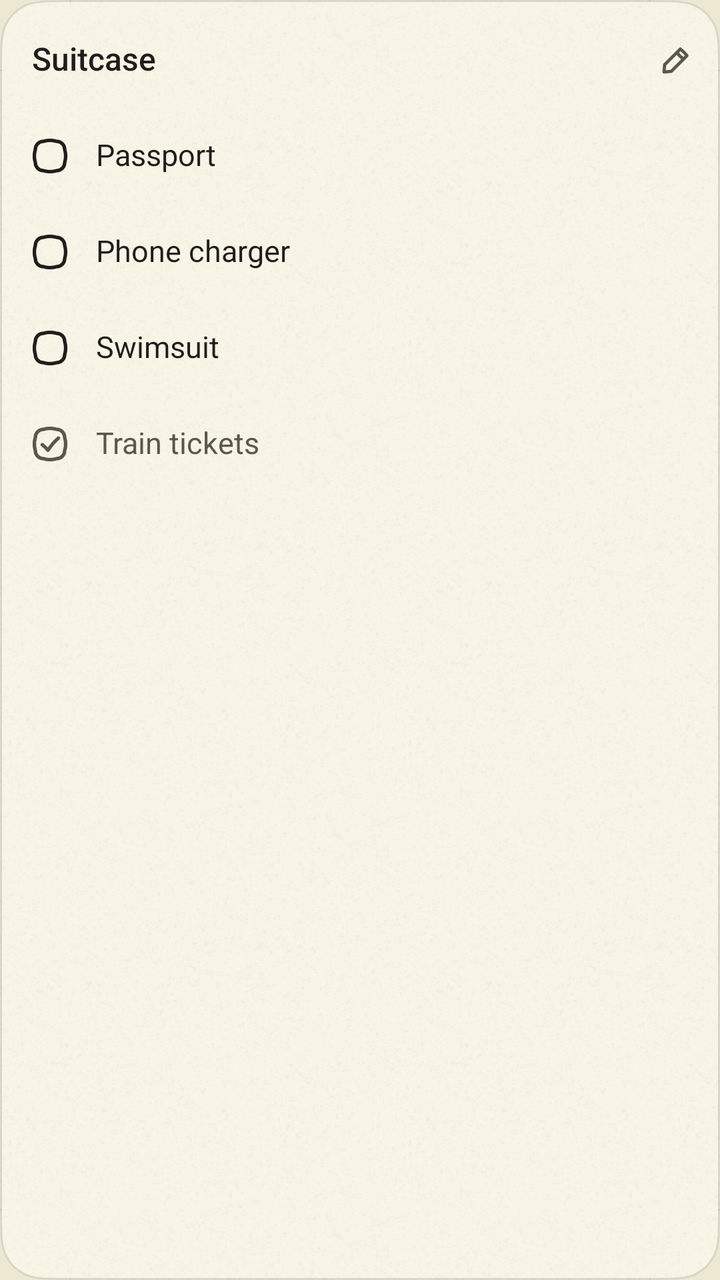
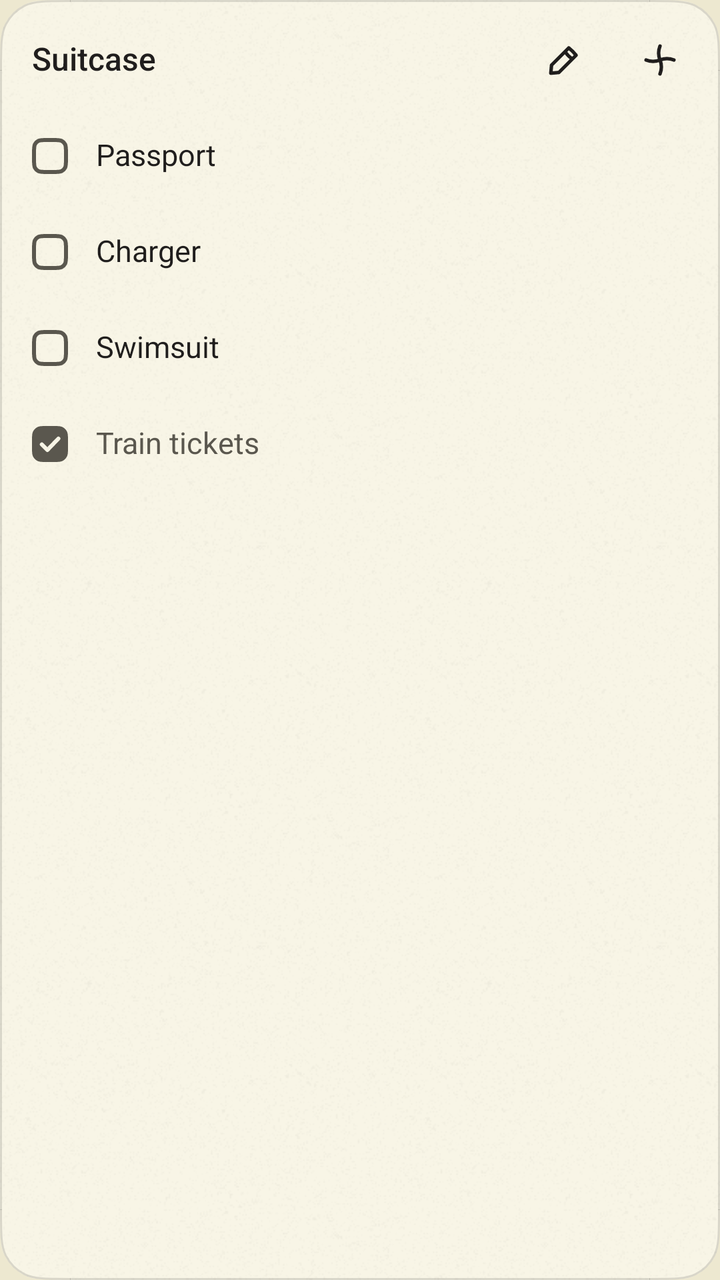

Two renders of the same Android screen: before a commit and after it. Below are the layout's source before the change and the commit's diff.
<!-- AndroidManifest.xml: application theme AppTheme -->
<!-- res/layout/widget_note_preview.xml -->
<?xml version="1.0" encoding="utf-8"?>
<FrameLayout xmlns:android="http://schemas.android.com/apk/res/android" android:id="@android:id/background" android:clipToOutline="true" android:outlineProvider="bounds" android:layout_width="match_parent" android:layout_height="match_parent" android:background="@drawable/wgen_panel_paper" android:foreground="@drawable/wgen_panel_edge">
    <FrameLayout android:layout_width="match_parent" android:layout_height="match_parent" android:background="@drawable/wgen_grain_panel" />
    <LinearLayout android:layout_width="match_parent" android:layout_height="match_parent" android:orientation="vertical">
        <LinearLayout android:layout_width="match_parent" android:layout_height="wrap_content" android:gravity="center_vertical" android:minHeight="54dp" android:orientation="horizontal" android:paddingStart="16dp" android:paddingTop="6dp" android:paddingEnd="12dp">
            <TextView style="@style/WidgetText.Title" android:layout_width="0dp" android:layout_height="wrap_content" android:layout_weight="1" android:text="@string/widget_preview_suitcase" />
            <ImageView android:layout_width="20dp" android:layout_height="20dp" android:src="@drawable/wgen_g_edit_ink_muted" />
        </LinearLayout>
        <LinearLayout android:layout_width="match_parent" android:layout_height="wrap_content" android:layout_marginStart="6dp" android:layout_marginEnd="6dp" android:gravity="center_vertical" android:minHeight="48dp" android:orientation="horizontal" android:paddingStart="8dp" android:paddingEnd="10dp">
            <ImageView android:layout_width="22dp" android:layout_height="22dp" android:src="@drawable/wgen_g_box" />
            <TextView style="@style/WidgetText.Body" android:layout_width="0dp" android:layout_height="wrap_content" android:layout_marginStart="12dp" android:layout_weight="1" android:maxLines="1" android:text="@string/widget_preview_passport" />
        </LinearLayout>
        <LinearLayout android:layout_width="match_parent" android:layout_height="wrap_content" android:layout_marginStart="6dp" android:layout_marginEnd="6dp" android:gravity="center_vertical" android:minHeight="48dp" android:orientation="horizontal" android:paddingStart="8dp" android:paddingEnd="10dp">
            <ImageView android:layout_width="22dp" android:layout_height="22dp" android:src="@drawable/wgen_g_box" />
            <TextView style="@style/WidgetText.Body" android:layout_width="0dp" android:layout_height="wrap_content" android:layout_marginStart="12dp" android:layout_weight="1" android:maxLines="1" android:text="@string/widget_preview_charger" />
        </LinearLayout>
        <LinearLayout android:layout_width="match_parent" android:layout_height="wrap_content" android:layout_marginStart="6dp" android:layout_marginEnd="6dp" android:gravity="center_vertical" android:minHeight="48dp" android:orientation="horizontal" android:paddingStart="8dp" android:paddingEnd="10dp">
            <ImageView android:layout_width="22dp" android:layout_height="22dp" android:src="@drawable/wgen_g_box" />
            <TextView style="@style/WidgetText.Body" android:layout_width="0dp" android:layout_height="wrap_content" android:layout_marginStart="12dp" android:layout_weight="1" android:maxLines="1" android:text="@string/widget_preview_swimsuit" />
        </LinearLayout>
        <LinearLayout android:layout_width="match_parent" android:layout_height="wrap_content" android:layout_marginStart="6dp" android:layout_marginEnd="6dp" android:gravity="center_vertical" android:minHeight="48dp" android:orientation="horizontal" android:paddingStart="8dp" android:paddingEnd="10dp">
            <ImageView android:layout_width="22dp" android:layout_height="22dp" android:src="@drawable/wgen_g_box_checked_ink_muted" />
            <TextView style="@style/WidgetText.Body" android:layout_width="0dp" android:layout_height="wrap_content" android:layout_marginStart="12dp" android:layout_weight="1" android:maxLines="1" android:text="@string/widget_preview_tickets" android:textColor="@color/wgen_ink_muted" />
        </LinearLayout>
    </LinearLayout>
</FrameLayout>
<!-- resources referenced by this layout -->
<resources>
  <color name="wgen_ink_muted">#FF5A574E</color>
  <!-- drawable wgen_g_box (drawable) -->
  <?xml version="1.0" encoding="utf-8"?>
  <vector xmlns:android="http://schemas.android.com/apk/res/android" android:width="24dp" android:height="24dp" android:viewportWidth="24" android:viewportHeight="24">
    <path android:pathData="M8.4 4C10.8 3.27 13.2 3.27 15.6 4C18.03 4 20 5.97 20 8.4C20.73 10.8 20.73 13.2 20 15.6C20 18.03 18.03 20 15.6 20C13.2 20.73 10.8 20.73 8.4 20C5.97 20 4 18.03 4 15.6C3.27 13.2 3.27 10.8 4 8.4C4 5.97 5.97 4 8.4 4Z" android:fillColor="#00000000" android:strokeColor="@color/wgen_ink" android:strokeWidth="1.9" android:strokeLineCap="round" android:strokeLineJoin="round"/>
  </vector>
  <!-- drawable wgen_g_box_checked_ink_muted (drawable) -->
  <?xml version="1.0" encoding="utf-8"?>
  <vector xmlns:android="http://schemas.android.com/apk/res/android" android:width="24dp" android:height="24dp" android:viewportWidth="24" android:viewportHeight="24">
    <path android:pathData="M8.4 4C10.8 3.27 13.2 3.27 15.6 4C18.03 4 20 5.97 20 8.4C20.73 10.8 20.73 13.2 20 15.6C20 18.03 18.03 20 15.6 20C13.2 20.73 10.8 20.73 8.4 20C5.97 20 4 18.03 4 15.6C3.27 13.2 3.27 10.8 4 8.4C4 5.97 5.97 4 8.4 4ZM7.8 12.4C9 13.3 10 14.3 10.9 15.4C12.6 12.8 14.4 10.6 16.6 8.8" android:fillColor="#00000000" android:strokeColor="@color/wgen_ink_muted" android:strokeWidth="1.9" android:strokeLineCap="round" android:strokeLineJoin="round"/>
  </vector>
  <!-- drawable wgen_g_edit_ink_muted (drawable) -->
  <?xml version="1.0" encoding="utf-8"?>
  <vector xmlns:android="http://schemas.android.com/apk/res/android" android:width="24dp" android:height="24dp" android:viewportWidth="24" android:viewportHeight="24">
    <path android:pathData="M14.6 5.4C16.1 6.6 17.4 7.9 18.6 9.4L9.2 18.8L4.8 19.2L5.2 14.8L14.6 5.4ZM12.6 7.4C13.6 9.06 14.94 10.4 16.6 11.4" android:fillColor="#00000000" android:strokeColor="@color/wgen_ink_muted" android:strokeWidth="1.9" android:strokeLineCap="round" android:strokeLineJoin="round"/>
  </vector>
  <string name="widget_preview_charger">Phone charger</string>
  <string name="widget_preview_passport">Passport</string>
  <string name="widget_preview_suitcase">Suitcase</string>
  <string name="widget_preview_swimsuit">Swimsuit</string>
  <string name="widget_preview_tickets">Train tickets</string>
  <style name="WidgetText.Body" />
  <style name="WidgetText.Title">
          <item name="android:fontFamily">sans-serif-medium</item>
          <item name="android:textSize">16sp</item>
          <item name="android:lineHeight">22sp</item>
      </style>
  <style name="AppTheme" parent="Theme.AppCompat.DayNight.NoActionBar">
          <item name="android:editTextBackground">@drawable/rn_edit_text_material</item>
          <item name="android:windowBackground">@color/window_ground</item>
      </style>
  <color name="wgen_ink">#FF201E1D</color>
  <color name="wgen_hairline">#24201E1D</color>
  <color name="wgen_paper">#FFF8F5E6</color>
  <color name="window_ground">#EDE8D0</color>
  <!-- unchanged entries left out for length: 12 -->
</resources>

<!-- the commit's change to res/layout/widget_note_preview.xml (unified diff, before → after) -->
@@ -2,24 +2,25 @@
 <FrameLayout xmlns:android="http://schemas.android.com/apk/res/android" android:id="@android:id/background" android:clipToOutline="true" android:outlineProvider="bounds" android:layout_width="match_parent" android:layout_height="match_parent" android:background="@drawable/wgen_panel_paper" android:foreground="@drawable/wgen_panel_edge">
     <FrameLayout android:layout_width="match_parent" android:layout_height="match_parent" android:background="@drawable/wgen_grain_panel" />
     <LinearLayout android:layout_width="match_parent" android:layout_height="match_parent" android:orientation="vertical">
-        <LinearLayout android:layout_width="match_parent" android:layout_height="wrap_content" android:gravity="center_vertical" android:minHeight="54dp" android:orientation="horizontal" android:paddingStart="16dp" android:paddingTop="6dp" android:paddingEnd="12dp">
+        <LinearLayout android:layout_width="match_parent" android:layout_height="wrap_content" android:gravity="center_vertical" android:minHeight="54dp" android:orientation="horizontal" android:paddingStart="16dp" android:paddingTop="6dp" android:paddingEnd="6dp">
             <TextView style="@style/WidgetText.Title" android:layout_width="0dp" android:layout_height="wrap_content" android:layout_weight="1" android:text="@string/widget_preview_suitcase" />
-            <ImageView android:layout_width="20dp" android:layout_height="20dp" android:src="@drawable/wgen_g_edit_ink_muted" />
+            <ImageView android:layout_width="48dp" android:layout_height="48dp" android:padding="13dp" android:scaleType="fitCenter" android:src="@drawable/wgen_g_edit" />
+            <ImageView android:layout_width="48dp" android:layout_height="48dp" android:padding="13dp" android:scaleType="fitCenter" android:src="@drawable/wgen_g_plus" />
         </LinearLayout>
         <LinearLayout android:layout_width="match_parent" android:layout_height="wrap_content" android:layout_marginStart="6dp" android:layout_marginEnd="6dp" android:gravity="center_vertical" android:minHeight="48dp" android:orientation="horizontal" android:paddingStart="8dp" android:paddingEnd="10dp">
-            <ImageView android:layout_width="22dp" android:layout_height="22dp" android:src="@drawable/wgen_g_box" />
+            <ImageView android:layout_width="22dp" android:layout_height="22dp" android:scaleType="center" android:src="@drawable/wgen_check_open" />
             <TextView style="@style/WidgetText.Body" android:layout_width="0dp" android:layout_height="wrap_content" android:layout_marginStart="12dp" android:layout_weight="1" android:maxLines="1" android:text="@string/widget_preview_passport" />
         </LinearLayout>
         <LinearLayout android:layout_width="match_parent" android:layout_height="wrap_content" android:layout_marginStart="6dp" android:layout_marginEnd="6dp" android:gravity="center_vertical" android:minHeight="48dp" android:orientation="horizontal" android:paddingStart="8dp" android:paddingEnd="10dp">
-            <ImageView android:layout_width="22dp" android:layout_height="22dp" android:src="@drawable/wgen_g_box" />
+            <ImageView android:layout_width="22dp" android:layout_height="22dp" android:scaleType="center" android:src="@drawable/wgen_check_open" />
             <TextView style="@style/WidgetText.Body" android:layout_width="0dp" android:layout_height="wrap_content" android:layout_marginStart="12dp" android:layout_weight="1" android:maxLines="1" android:text="@string/widget_preview_charger" />
         </LinearLayout>
         <LinearLayout android:layout_width="match_parent" android:layout_height="wrap_content" android:layout_marginStart="6dp" android:layout_marginEnd="6dp" android:gravity="center_vertical" android:minHeight="48dp" android:orientation="horizontal" android:paddingStart="8dp" android:paddingEnd="10dp">
-            <ImageView android:layout_width="22dp" android:layout_height="22dp" android:src="@drawable/wgen_g_box" />
+            <ImageView android:layout_width="22dp" android:layout_height="22dp" android:scaleType="center" android:src="@drawable/wgen_check_open" />
             <TextView style="@style/WidgetText.Body" android:layout_width="0dp" android:layout_height="wrap_content" android:layout_marginStart="12dp" android:layout_weight="1" android:maxLines="1" android:text="@string/widget_preview_swimsuit" />
         </LinearLayout>
         <LinearLayout android:layout_width="match_parent" android:layout_height="wrap_content" android:layout_marginStart="6dp" android:layout_marginEnd="6dp" android:gravity="center_vertical" android:minHeight="48dp" android:orientation="horizontal" android:paddingStart="8dp" android:paddingEnd="10dp">
-            <ImageView android:layout_width="22dp" android:layout_height="22dp" android:src="@drawable/wgen_g_box_checked_ink_muted" />
+            <ImageView android:layout_width="22dp" android:layout_height="22dp" android:scaleType="center" android:src="@drawable/wgen_check_done" />
             <TextView style="@style/WidgetText.Body" android:layout_width="0dp" android:layout_height="wrap_content" android:layout_marginStart="12dp" android:layout_weight="1" android:maxLines="1" android:text="@string/widget_preview_tickets" android:textColor="@color/wgen_ink_muted" />
         </LinearLayout>
     </LinearLayout>
<!-- resource entries referenced after the edit -->
@@ -1,22 +1,27 @@
 <!-- resources referenced by this layout -->
 <resources>
   <color name="wgen_ink_muted">#FF5A574E</color>
-  <!-- drawable wgen_g_box (drawable) -->
+  <!-- drawable wgen_check_done (drawable) -->
+  <?xml version="1.0" encoding="utf-8"?>
+  <vector xmlns:android="http://schemas.android.com/apk/res/android" android:width="18dp" android:height="18dp" android:viewportWidth="18" android:viewportHeight="18">
+    <path android:pathData="M8,0 C8.67,0 9.33,0 10,0 C12.8,0 14.2,0 15.27,0.54 C16.21,1.02 16.98,1.79 17.46,2.73 C18,3.8 18,5.2 18,8 C18,8.67 18,9.33 18,10 C18,12.8 18,14.2 17.46,15.27 C16.98,16.21 16.21,16.98 15.27,17.46 C14.2,18 12.8,18 10,18 C9.33,18 8.67,18 8,18 C5.2,18 3.8,18 2.73,17.46 C1.79,16.98 1.02,16.21 0.54,15.27 C0,14.2 0,12.8 0,10 C0,9.33 0,8.67 0,8 C0,5.2 0,3.8 0.54,2.73 C1.02,1.79 1.79,1.02 2.73,0.54 C3.8,0 5.2,0 8,0 Z M4.193,9.907 L6.993,12.707 A1,1 0 0 0 8.42,12.694 L13.92,6.994 A1,1 0 0 0 12.48,5.606 L7.687,10.573 L5.607,8.493 A1,1 0 0 0 4.193,9.907 Z" android:fillColor="@color/wgen_ink_muted" android:fillType="evenOdd"/>
+  </vector>
+  <!-- drawable wgen_check_open (drawable) -->
+  <?xml version="1.0" encoding="utf-8"?>
+  <vector xmlns:android="http://schemas.android.com/apk/res/android" android:width="18dp" android:height="18dp" android:viewportWidth="18" android:viewportHeight="18">
+    <path android:pathData="M7.4,1 C8.47,1 9.53,1 10.6,1 C12.84,1 13.96,1 14.82,1.44 C15.57,1.82 16.18,2.43 16.56,3.18 C17,4.04 17,5.16 17,7.4 C17,8.47 17,9.53 17,10.6 C17,12.84 17,13.96 16.56,14.82 C16.18,15.57 15.57,16.18 14.82,16.56 C13.96,17 12.84,17 10.6,17 C9.53,17 8.47,17 7.4,17 C5.16,17 4.04,17 3.18,16.56 C2.43,16.18 1.82,15.57 1.44,14.82 C1,13.96 1,12.84 1,10.6 C1,9.53 1,8.47 1,7.4 C1,5.16 1,4.04 1.44,3.18 C1.82,2.43 2.43,1.82 3.18,1.44 C4.04,1 5.16,1 7.4,1 Z" android:fillColor="#00000000" android:strokeColor="@color/wgen_ink_muted" android:strokeWidth="2"/>
+  </vector>
+  <!-- drawable wgen_g_edit (drawable) -->
   <?xml version="1.0" encoding="utf-8"?>
   <vector xmlns:android="http://schemas.android.com/apk/res/android" android:width="24dp" android:height="24dp" android:viewportWidth="24" android:viewportHeight="24">
-    <path android:pathData="M8.4 4C10.8 3.27 13.2 3.27 15.6 4C18.03 4 20 5.97 20 8.4C20.73 10.8 20.73 13.2 20 15.6C20 18.03 18.03 20 15.6 20C13.2 20.73 10.8 20.73 8.4 20C5.97 20 4 18.03 4 15.6C3.27 13.2 3.27 10.8 4 8.4C4 5.97 5.97 4 8.4 4Z" android:fillColor="#00000000" android:strokeColor="@color/wgen_ink" android:strokeWidth="1.9" android:strokeLineCap="round" android:strokeLineJoin="round"/>
+    <path android:pathData="M14.6 5.4C16.1 6.6 17.4 7.9 18.6 9.4L9.2 18.8L4.8 19.2L5.2 14.8L14.6 5.4ZM12.6 7.4C13.6 9.06 14.94 10.4 16.6 11.4" android:fillColor="#00000000" android:strokeColor="@color/wgen_ink" android:strokeWidth="1.9" android:strokeLineCap="round" android:strokeLineJoin="round"/>
   </vector>
-  <!-- drawable wgen_g_box_checked_ink_muted (drawable) -->
+  <!-- drawable wgen_g_plus (drawable) -->
   <?xml version="1.0" encoding="utf-8"?>
   <vector xmlns:android="http://schemas.android.com/apk/res/android" android:width="24dp" android:height="24dp" android:viewportWidth="24" android:viewportHeight="24">
-    <path android:pathData="M8.4 4C10.8 3.27 13.2 3.27 15.6 4C18.03 4 20 5.97 20 8.4C20.73 10.8 20.73 13.2 20 15.6C20 18.03 18.03 20 15.6 20C13.2 20.73 10.8 20.73 8.4 20C5.97 20 4 18.03 4 15.6C3.27 13.2 3.27 10.8 4 8.4C4 5.97 5.97 4 8.4 4ZM7.8 12.4C9 13.3 10 14.3 10.9 15.4C12.6 12.8 14.4 10.6 16.6 8.8" android:fillColor="#00000000" android:strokeColor="@color/wgen_ink_muted" android:strokeWidth="1.9" android:strokeLineCap="round" android:strokeLineJoin="round"/>
+    <path android:pathData="M12 4.4C11 6.93 11 9.47 12 12C13 14.53 13 17.07 12 19.6M4.4 12C6.93 13 9.47 13 12 12C14.53 11 17.07 11 19.6 12" android:fillColor="#00000000" android:strokeColor="@color/wgen_ink" android:strokeWidth="1.9" android:strokeLineCap="round" android:strokeLineJoin="round"/>
   </vector>
-  <!-- drawable wgen_g_edit_ink_muted (drawable) -->
-  <?xml version="1.0" encoding="utf-8"?>
-  <vector xmlns:android="http://schemas.android.com/apk/res/android" android:width="24dp" android:height="24dp" android:viewportWidth="24" android:viewportHeight="24">
-    <path android:pathData="M14.6 5.4C16.1 6.6 17.4 7.9 18.6 9.4L9.2 18.8L4.8 19.2L5.2 14.8L14.6 5.4ZM12.6 7.4C13.6 9.06 14.94 10.4 16.6 11.4" android:fillColor="#00000000" android:strokeColor="@color/wgen_ink_muted" android:strokeWidth="1.9" android:strokeLineCap="round" android:strokeLineJoin="round"/>
-  </vector>
-  <string name="widget_preview_charger">Phone charger</string>
+  <string name="widget_preview_charger">Charger</string>
   <string name="widget_preview_passport">Passport</string>
   <string name="widget_preview_suitcase">Suitcase</string>
   <string name="widget_preview_swimsuit">Swimsuit</string>
